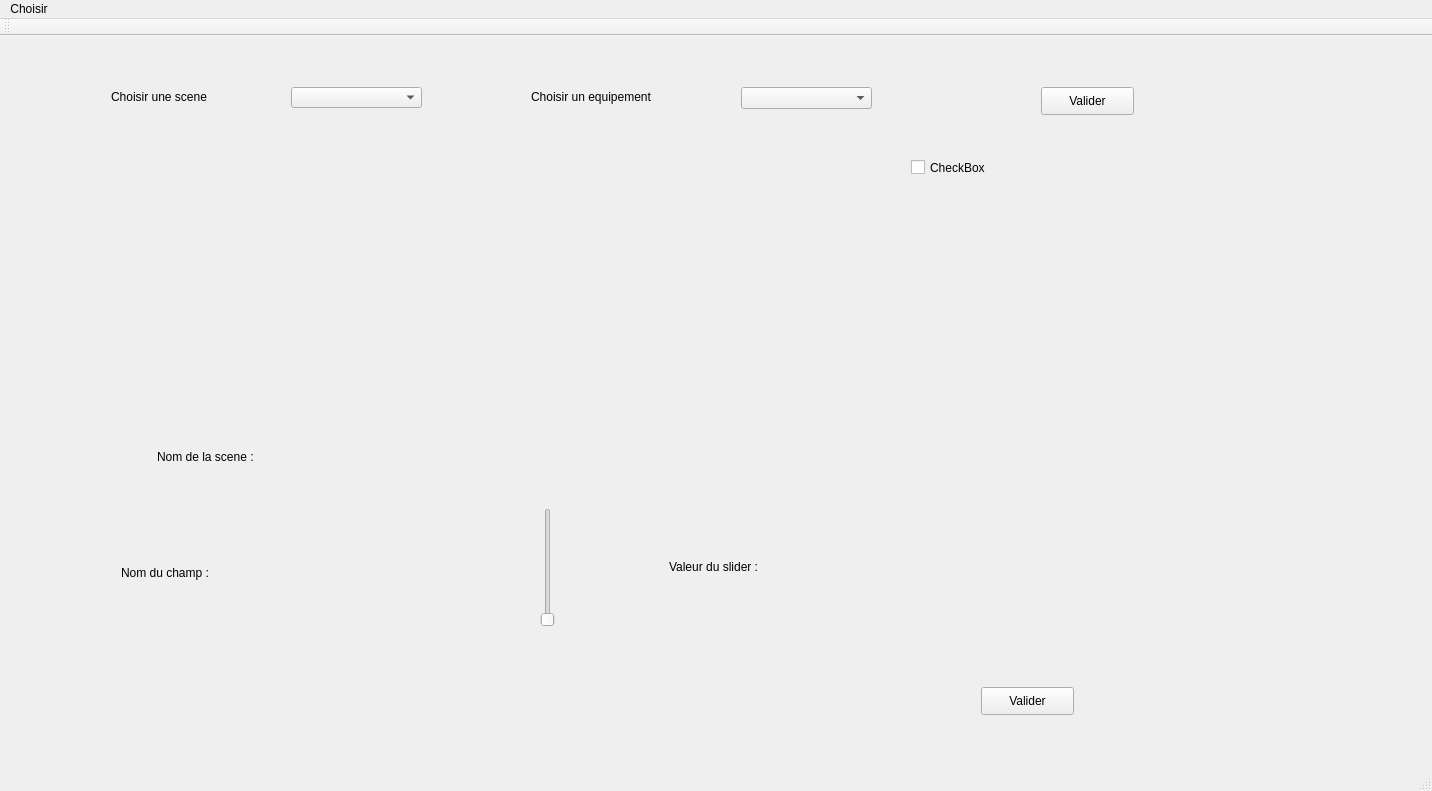
This is IHMC++/DMXProject/DMXProject.ui in fbotel17/DMXProject as Qt 5 draws it before an edit. The edited form follows.
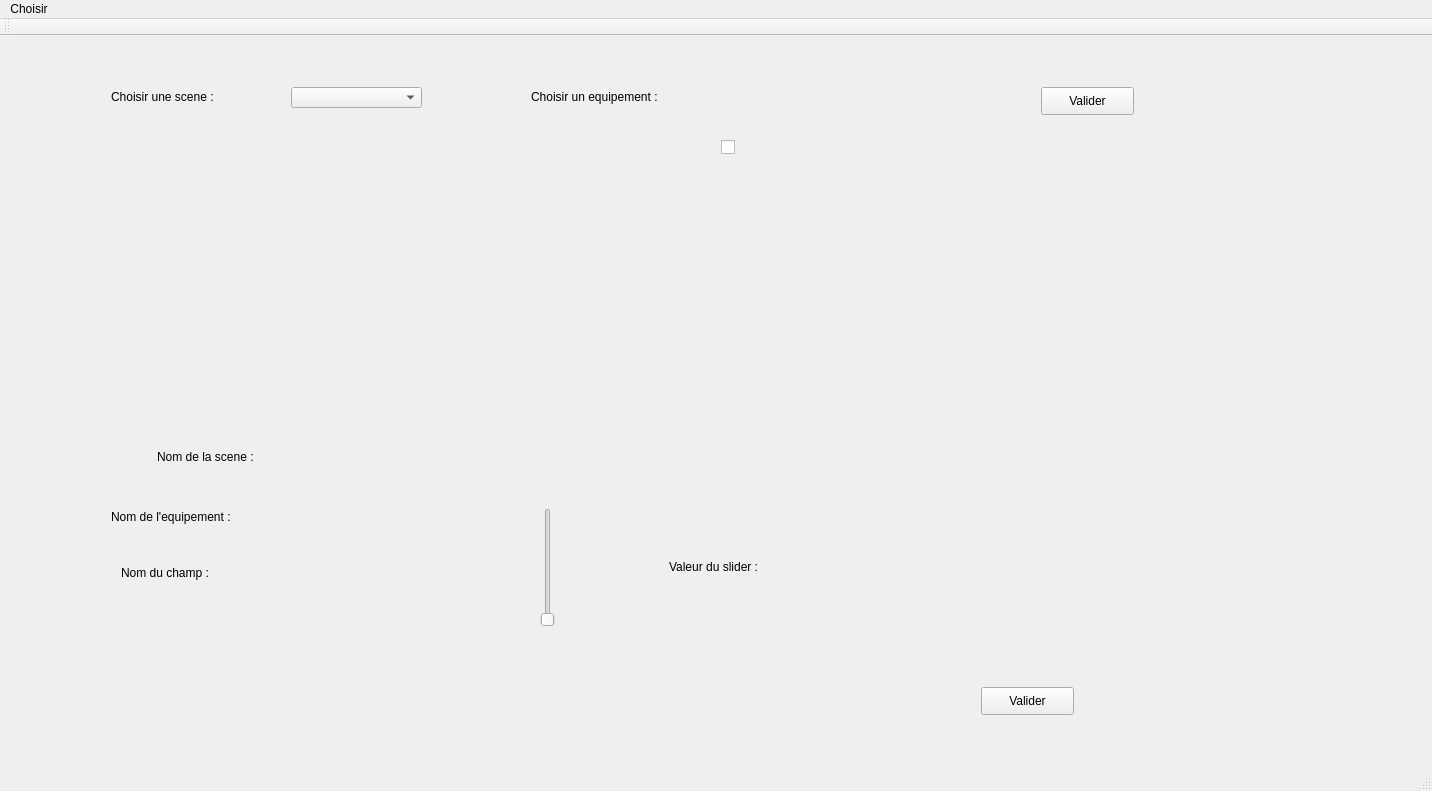
This is the edited form. The open tabs and pages were chosen to show the change.

Commit message: arret apres que tout soit envoyé

Diff of the .ui file:
```diff
--- a/IHMC++/DMXProject/DMXProject.ui
+++ b/IHMC++/DMXProject/DMXProject.ui
@@ -519,7 +519,7 @@
          </rect>
         </property>
         <property name="text">
-         <string>Choisir une scene</string>
+         <string>Choisir une scene :</string>
         </property>
        </widget>
        <widget class="QComboBox" name="SceneComboBox">
@@ -542,17 +542,7 @@
          </rect>
         </property>
         <property name="text">
-         <string>Choisir un equipement</string>
-        </property>
-       </widget>
-       <widget class="QComboBox" name="EquipComboBox">
-        <property name="geometry">
-         <rect>
-          <x>730</x>
-          <y>40</y>
-          <width>131</width>
-          <height>22</height>
-         </rect>
+         <string>Choisir un equipement :</string>
         </property>
        </widget>
        <widget class="QPushButton" name="ValidSceneEquipButton">
@@ -622,14 +612,40 @@
        <widget class="QCheckBox" name="checkBoxEquip">
         <property name="geometry">
          <rect>
-          <x>900</x>
-          <y>40</y>
+          <x>710</x>
+          <y>20</y>
           <width>83</width>
           <height>161</height>
          </rect>
         </property>
         <property name="text">
-         <string>CheckBox</string>
+         <string/>
+        </property>
+       </widget>
+       <widget class="QLabel" name="nomEquip">
+        <property name="geometry">
+         <rect>
+          <x>100</x>
+          <y>460</y>
+          <width>141</width>
+          <height>20</height>
+         </rect>
+        </property>
+        <property name="text">
+         <string>Nom de l'equipement :</string>
+        </property>
+       </widget>
+       <widget class="QLabel" name="afficheEquip">
+        <property name="geometry">
+         <rect>
+          <x>250</x>
+          <y>460</y>
+          <width>111</width>
+          <height>16</height>
+         </rect>
+        </property>
+        <property name="text">
+         <string/>
         </property>
        </widget>
       </widget>
```
The commit also changes 2 other files.
